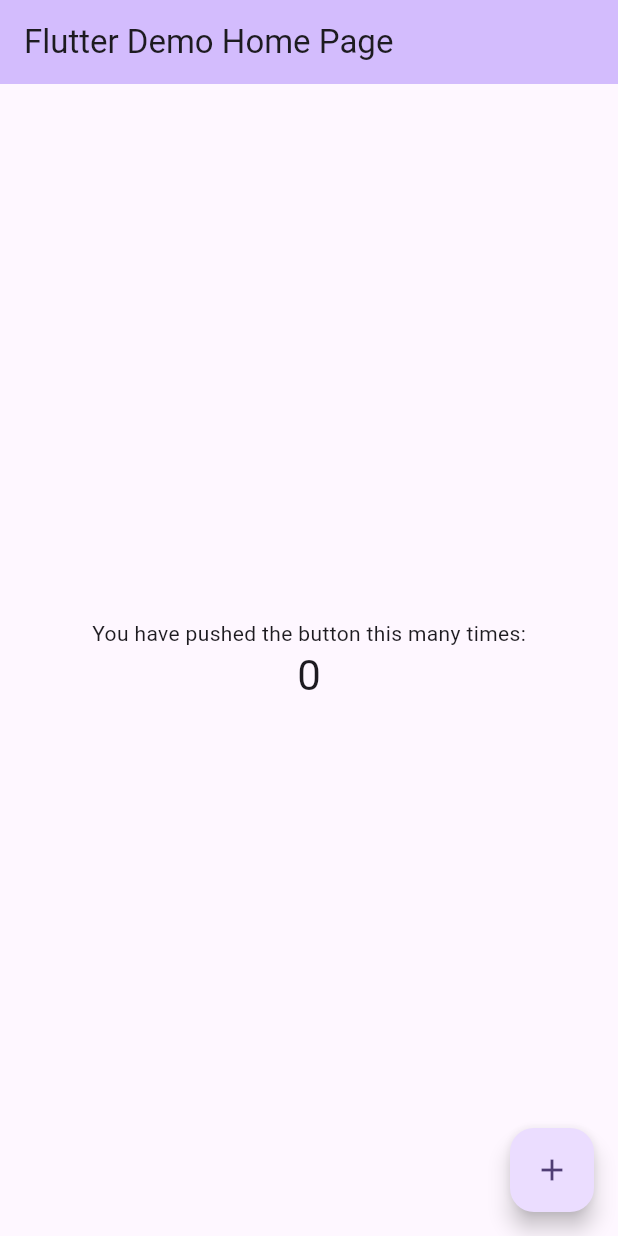
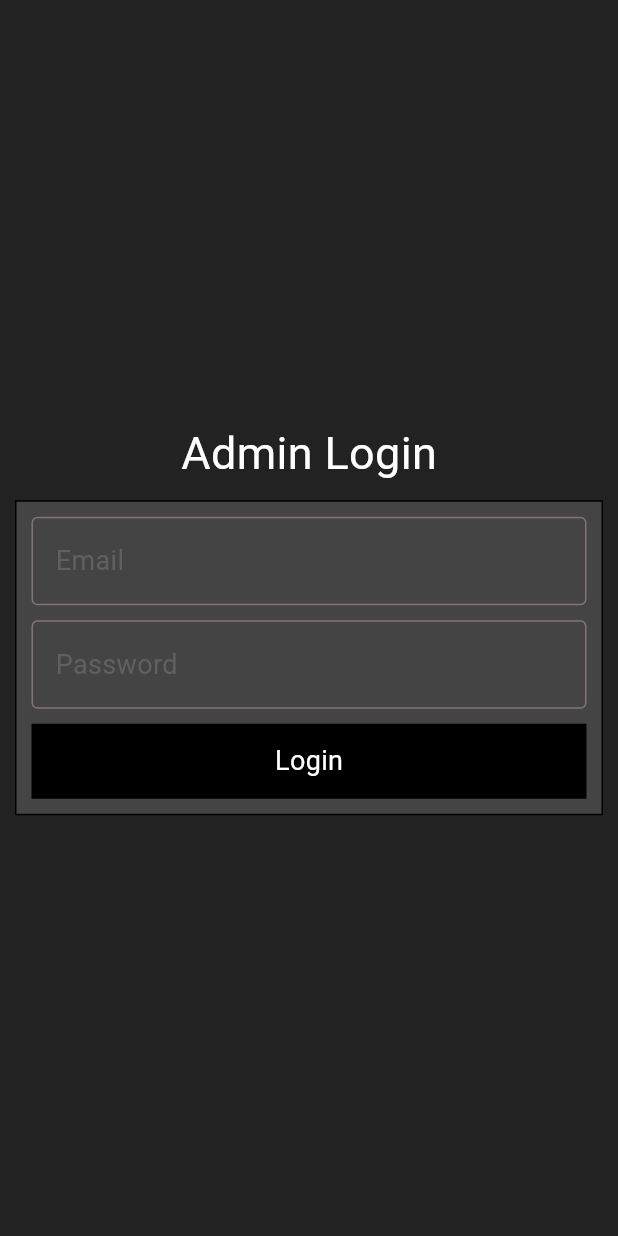
Before and after one commit to csitkmce/csi-attendance-app, a Flutter app: the screen it shows after launch, on a phone screen of 412 x 824 dp. Run offline on Flutter 3.47's test engine with Material 3 defaults, Android fonts, the light colour scheme and no system bars; our stand-ins replace get.

Commit message:
add login base page

```diff
--- /dev/null
+++ b/lib/controllers/main_controller.dart
@@ -0,0 +1,8 @@
+import 'package:csi_attendance/pages/home/home.dart';
+import 'package:get/get.dart';
+
+class MainController extends GetxController {
+  void onLogin(String email, String password) {
+    Get.to(HomePage());
+  }
+}
--- a/lib/main.dart
+++ b/lib/main.dart
@@ -1,4 +1,6 @@
+import 'package:csi_attendance/pages/login/login.dart';
 import 'package:flutter/material.dart';
+import 'package:get/get.dart';
 
 void main() {
   runApp(const MyApp());
@@ -7,116 +9,15 @@ void main() {
 class MyApp extends StatelessWidget {
   const MyApp({super.key});
 
-  // This widget is the root of your application.
   @override
   Widget build(BuildContext context) {
-    return MaterialApp(
-      title: 'Flutter Demo',
+    return GetMaterialApp(
+      title: 'CSI Attendance App',
+      debugShowCheckedModeBanner: false,
       theme: ThemeData(
-        // This is the theme of your application.
-        //
-        // TRY THIS: Try running your application with "flutter run". You'll see
-        // the application has a purple toolbar. Then, without quitting the app,
-        // try changing the seedColor in the colorScheme below to Colors.green
-        // and then invoke "hot reload" (save your changes or press the "hot
-        // reload" button in a Flutter-supported IDE, or press "r" if you used
-        // the command line to start the app).
-        //
-        // Notice that the counter didn't reset back to zero; the application
-        // state is not lost during the reload. To reset the state, use hot
-        // restart instead.
-        //
-        // This works for code too, not just values: Most code changes can be
-        // tested with just a hot reload.
-        colorScheme: ColorScheme.fromSeed(seedColor: Colors.deepPurple),
+        colorScheme: ColorScheme.fromSeed(seedColor: Colors.black),
       ),
-      home: const MyHomePage(title: 'Flutter Demo Home Page'),
+      home: LoginPage(),
     );
   }
 }
-
-class MyHomePage extends StatefulWidget {
-  const MyHomePage({super.key, required this.title});
-
-  // This widget is the home page of your application. It is stateful, meaning
-  // that it has a State object (defined below) that contains fields that affect
-  // how it looks.
-
-  // This class is the configuration for the state. It holds the values (in this
-  // case the title) provided by the parent (in this case the App widget) and
-  // used by the build method of the State. Fields in a Widget subclass are
-  // always marked "final".
-
-  final String title;
-
-  @override
-  State<MyHomePage> createState() => _MyHomePageState();
-}
-
-class _MyHomePageState extends State<MyHomePage> {
-  int _counter = 0;
-
-  void _incrementCounter() {
-    setState(() {
-      // This call to setState tells the Flutter framework that something has
-      // changed in this State, which causes it to rerun the build method below
-      // so that the display can reflect the updated values. If we changed
-      // _counter without calling setState(), then the build method would not be
-      // called again, and so nothing would appear to happen.
-      _counter++;
-    });
-  }
-
-  @override
-  Widget build(BuildContext context) {
-    // This method is rerun every time setState is called, for instance as done
-    // by the _incrementCounter method above.
-    //
-    // The Flutter framework has been optimized to make rerunning build methods
-    // fast, so that you can just rebuild anything that needs updating rather
-    // than having to individually change instances of widgets.
-    return Scaffold(
-      appBar: AppBar(
-        // TRY THIS: Try changing the color here to a specific color (to
-        // Colors.amber, perhaps?) and trigger a hot reload to see the AppBar
-        // change color while the other colors stay the same.
-        backgroundColor: Theme.of(context).colorScheme.inversePrimary,
-        // Here we take the value from the MyHomePage object that was created by
-        // the App.build method, and use it to set our appbar title.
-        title: Text(widget.title),
-      ),
-      body: Center(
-        // Center is a layout widget. It takes a single child and positions it
-        // in the middle of the parent.
-        child: Column(
-          // Column is also a layout widget. It takes a list of children and
-          // arranges them vertically. By default, it sizes itself to fit its
-          // children horizontally, and tries to be as tall as its parent.
-          //
-          // Column has various properties to control how it sizes itself and
-          // how it positions its children. Here we use mainAxisAlignment to
-          // center the children vertically; the main axis here is the vertical
-          // axis because Columns are vertical (the cross axis would be
-          // horizontal).
-          //
-          // TRY THIS: Invoke "debug painting" (choose the "Toggle Debug Paint"
-          // action in the IDE, or press "p" in the console), to see the
-          // wireframe for each widget.
-          mainAxisAlignment: MainAxisAlignment.center,
-          children: <Widget>[
-            const Text('You have pushed the button this many times:'),
-            Text(
-              '$_counter',
-              style: Theme.of(context).textTheme.headlineMedium,
-            ),
-          ],
-        ),
-      ),
-      floatingActionButton: FloatingActionButton(
-        onPressed: _incrementCounter,
-        tooltip: 'Increment',
-        child: const Icon(Icons.add),
-      ), // This trailing comma makes auto-formatting nicer for build methods.
-    );
-  }
-}
--- /dev/null
+++ b/lib/pages/home/home.dart
@@ -0,0 +1,10 @@
+import 'package:flutter/material.dart';
+
+class HomePage extends StatelessWidget {
+  const HomePage({super.key});
+
+  @override
+  Widget build(BuildContext context) {
+    return const Placeholder();
+  }
+}
--- /dev/null
+++ b/lib/pages/login/login.dart
@@ -0,0 +1,73 @@
+import 'package:csi_attendance/controllers/main_controller.dart';
+import 'package:csi_attendance/pages/login/widgets/form_input_field.dart';
+import 'package:csi_attendance/pages/login/widgets/rect_button.dart';
+import 'package:csi_attendance/utils/styles.dart';
+import 'package:flutter/material.dart';
+import 'package:get/get.dart';
+
+// ignore: must_be_immutable
+class LoginPage extends StatelessWidget {
+  LoginPage({super.key});
+
+  MainController controller = Get.put(MainController());
+
+  TextEditingController emailController = TextEditingController();
+  TextEditingController passwordController = TextEditingController();
+
+  @override
+  Widget build(BuildContext context) {
+    return SafeArea(
+      child: Scaffold(
+        backgroundColor: Color(0xFF222222),
+        body: Padding(
+          padding: const EdgeInsets.all(10),
+          child: Column(
+            children: [
+              Expanded(
+                child: Column(
+                  mainAxisAlignment: MainAxisAlignment.center,
+                  children: [
+                    Text('Admin Login', style: Styles.titleStyle),
+                    SizedBox(height: 10),
+                    Container(
+                      decoration: BoxDecoration(
+                        color: Color(0xFF444444),
+                        border: Border.all(color: Colors.black),
+                      ),
+                      padding: EdgeInsets.all(10),
+                      child: Form(
+                        child: Column(
+                          children: [
+                            FormFieldInput(
+                              controller: new TextEditingController(),
+                              hintText: 'Email',
+                            ),
+                            SizedBox(height: 10),
+                            FormFieldInput(
+                              controller: new TextEditingController(),
+                              hintText: 'Password',
+                            ),
+                            SizedBox(height: 10),
+                            RectButton(
+                              onTap: (text) {
+                                controller.onLogin(
+                                  emailController.text,
+                                  passwordController.text,
+                                );
+                              },
+                              text: 'Login',
+                            ),
+                          ],
+                        ),
+                      ),
+                    ),
+                  ],
+                ),
+              ),
+            ],
+          ),
+        ),
+      ),
+    );
+  }
+}
--- /dev/null
+++ b/lib/pages/login/widgets/form_input_field.dart
@@ -0,0 +1,24 @@
+import 'package:csi_attendance/utils/styles.dart';
+import 'package:flutter/material.dart';
+
+class FormFieldInput extends StatelessWidget {
+  final TextEditingController controller;
+  final String hintText;
+  const FormFieldInput({
+    super.key,
+    required this.controller,
+    required this.hintText,
+  });
+
+  @override
+  Widget build(BuildContext context) {
+    return TextFormField(
+      controller: controller,
+      style: Styles.textStyle,
+      decoration: InputDecoration(
+        border: OutlineInputBorder(),
+        hint: Text(hintText, style: Styles.hintTextStyle),
+      ),
+    );
+  }
+}
--- /dev/null
+++ b/lib/pages/login/widgets/rect_button.dart
@@ -0,0 +1,23 @@
+import 'package:csi_attendance/utils/styles.dart';
+import 'package:flutter/material.dart';
+
+class RectButton extends StatelessWidget {
+  final String text;
+  final Function onTap;
+  const RectButton({super.key, required this.text, required this.onTap});
+
+  @override
+  Widget build(BuildContext context) {
+    return GestureDetector(
+      onTap: () {
+        onTap(text);
+      },
+      child: Container(
+        height: 50,
+        width: double.infinity,
+        decoration: BoxDecoration(color: Colors.black),
+        child: Center(child: Text('Login', style: Styles.textStyle)),
+      ),
+    );
+  }
+}
--- /dev/null
+++ b/lib/utils/styles.dart
@@ -0,0 +1,12 @@
+import 'package:flutter/material.dart';
+
+class Styles {
+  static TextStyle titleStyle = TextStyle(color: Colors.white, fontSize: 30);
+
+  static TextStyle textStyle = TextStyle(color: Colors.white, fontSize: 18);
+
+  static TextStyle hintTextStyle = TextStyle(
+    color: Color(0xFF606060),
+    fontSize: 18,
+  );
+}
--- a/pubspec.yaml
+++ b/pubspec.yaml
@@ -34,6 +34,7 @@ dependencies:
   # The following adds the Cupertino Icons font to your application.
   # Use with the CupertinoIcons class for iOS style icons.
   cupertino_icons: ^1.0.8
+  get: ^4.7.2
 
 dev_dependencies:
   flutter_test:
```
Also changed, not shown: pubspec.lock.
